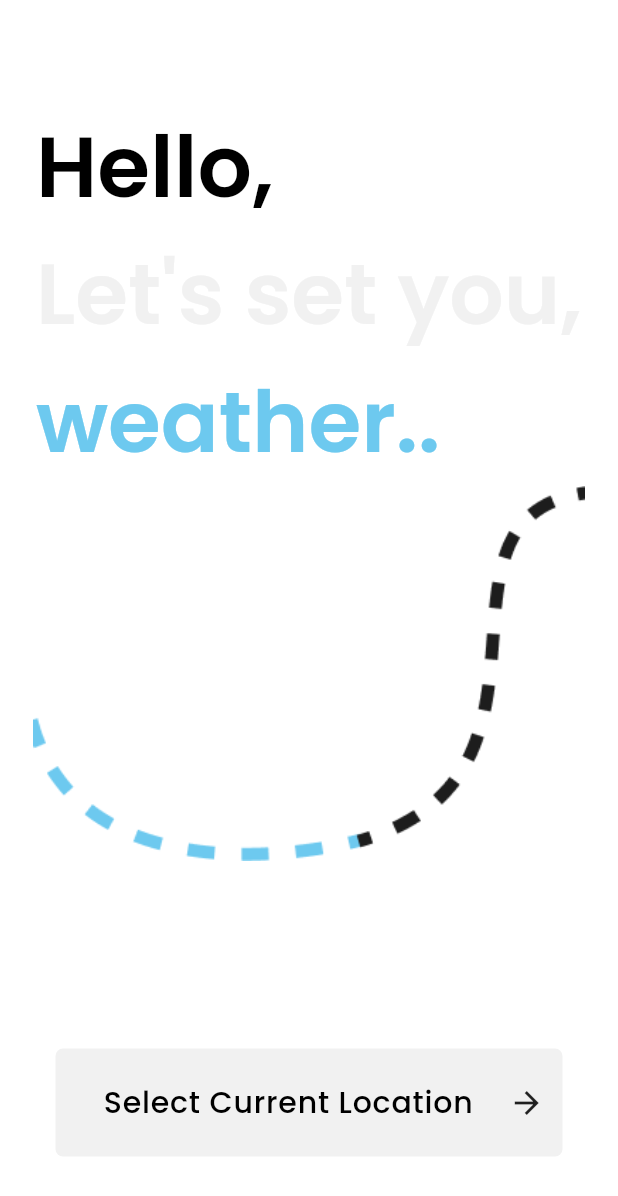
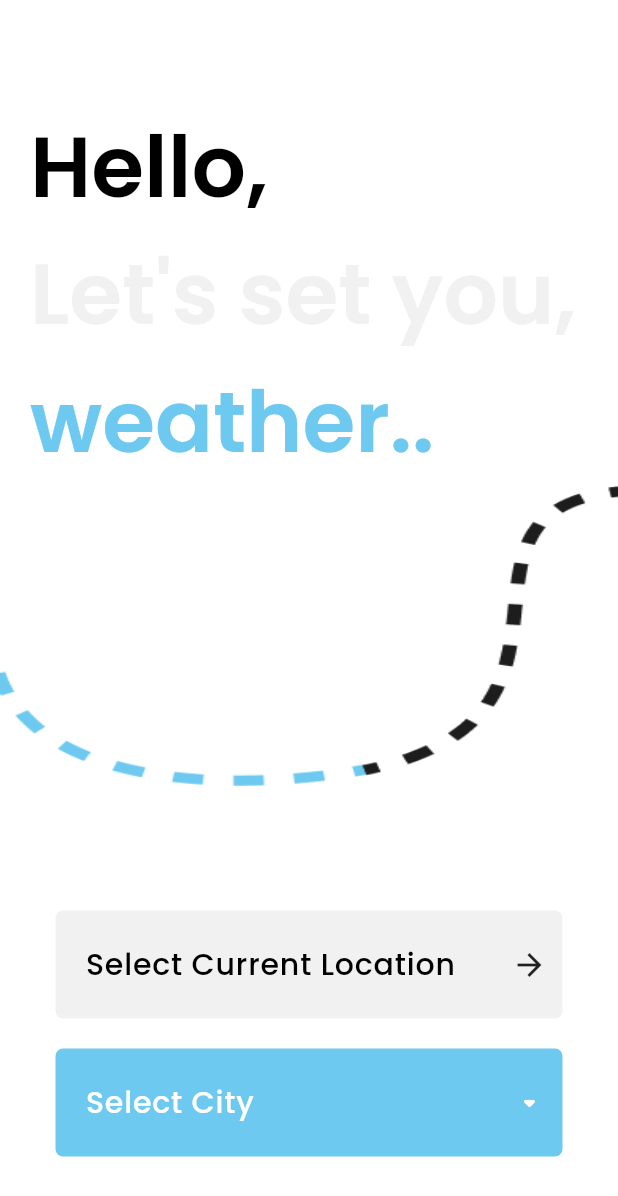
Before and after one commit to m-ammar-p/hackathon, a Flutter app: the screen it shows after launch, on a phone screen of 412 x 824 dp. Shown: the top 1196 px of the screen. Run offline on Flutter 3.47's test engine with Material 2 defaults, Android fonts, the phone set to English and light mode, and no system bars; our stand-ins replace google_fonts, stacked, stacked_core, stacked_services.

Commit message:
Added select city button on landing page

```diff
--- a/lib/services/api_response.dart
+++ b/lib/services/api_response.dart
@@ -2,6 +2,7 @@ import 'dart:convert';
 
 import 'package:hackathon/constants/api/api_url.dart';
 import 'package:hackathon/models/ap_response.dart';
+import 'package:hackathon/models/global_class.dart';
 import 'package:http/http.dart' as http;
 
 class ApiResponseService {
@@ -23,6 +24,7 @@ class ApiResponseService {
       APIResponse.fromJson(decodedJson);
 
      print(temparature);
+      GlobalClass.cityName = "London";
        return _apiResponse;
     } catch (e) {
       throw e.toString();
--- a/lib/shared/widgets/app_button.dart
+++ b/lib/shared/widgets/app_button.dart
@@ -5,12 +5,19 @@ class AppButton extends StatelessWidget {
   final String text;
   final VoidCallback onTap;
   final bool? isLoading;
+  Color? backgroundColor;
+  Icon icon;
+  TextStyle? style;
 
-  const AppButton({
+   AppButton({
     Key? key,
     required this.text,
     required this.onTap,
     this.isLoading,
+     this.backgroundColor,
+     required this.icon,
+     this.style,
+
   }) : super(key: key);
 
   @override
@@ -23,7 +30,7 @@ class AppButton extends StatelessWidget {
         alignment: Alignment.centerLeft,
         height: 72,
         decoration: BoxDecoration(
-          color: appGreyColor,
+          color: this.backgroundColor ?? appGreyColor,
           borderRadius: BorderRadius.circular(5),
         ),
         child: isLoading == true
@@ -35,15 +42,18 @@ class AppButton extends StatelessWidget {
                   ),
                 ),
               )
-            : Row(
-                mainAxisAlignment: MainAxisAlignment.spaceAround,
+            : Padding(
+              padding: const EdgeInsets.only(right: 10),
+              child: Row(
+                  mainAxisAlignment: MainAxisAlignment.spaceBetween,
                   children: [
                     Text(
                       text,
-                    style: heading6,
+                      style: this.style ?? heading6,
                     ),
-                  Icon(Icons.arrow_forward)
+                      this.icon
                   ],
+                ),
             ),
       ),
     );
--- a/lib/views/landing/landing_view.dart
+++ b/lib/views/landing/landing_view.dart
@@ -2,6 +2,7 @@ import 'package:flutter/material.dart';
 import 'package:flutter/src/widgets/framework.dart';
 import 'package:hackathon/shared/assets/assets_path.dart';
 import 'package:hackathon/shared/widgets/app_button.dart';
+import 'package:hackathon/utils/helper.dart';
 import 'package:hackathon/views/landing/landing_view_model.dart';
 import 'package:stacked/stacked.dart';
 
@@ -13,11 +14,11 @@ class LandingView extends ViewModelBuilderWidget<LandingViewModel> {
       BuildContext context, LandingViewModel viewModel, Widget? child) {
     return Scaffold(
       backgroundColor: appWhiteColor,
-      body: Container(
-        child: Column(
+      body: Column(
+        crossAxisAlignment: CrossAxisAlignment.start,
         children: [
           Padding(
-              padding: const EdgeInsets.only(top: 68, left: 10, right: 10),
+            padding: const EdgeInsets.only(top: 68, left: 20, right: 20),
             child: Column(
               crossAxisAlignment: CrossAxisAlignment.start,
               children: [
@@ -34,17 +35,19 @@ class LandingView extends ViewModelBuilderWidget<LandingViewModel> {
                   "weather..",
                   style: heading2,
                 ),
+
+              ],
+            ),
+          ),
           SizedBox(
             height: 1,
           ),
-                ],
-              ),
-            ),
-
           // Doted Image
           Image.asset(
             Assets.dotedLines,
-              height: 250,
+            height: 200,
+            width: screenWidth(context),
+            fit: BoxFit.fill,
           ),
 
           Spacer(),
@@ -53,12 +56,16 @@ class LandingView extends ViewModelBuilderWidget<LandingViewModel> {
                 top: 10, left: 20, right: 20, bottom: 53),
             child: Column(
               children: [
-                  AppButton(text: "Select Current Location", onTap: () => viewModel.navigateToHomePage()),
+                AppButton(text: "Select Current Location", icon: Icon(Icons.arrow_forward), onTap: () => viewModel.navigateToHomePage()),
+                SizedBox(height: 20,),
+                AppButton(text: "Select City",
+                    backgroundColor: appBlueColor,
+                    style: heading6.copyWith(color: Colors.white),
+                    icon: Icon(Icons.arrow_drop_down_rounded, color: Colors.white,),onTap: () => viewModel.navigateToCityPage()),
               ],
             ),
           ),
         ],
-        ),
       ),
     );
   }
```
Also changed, not shown: lib/shared/styles/styles.dart (+5 -5 lines), lib/views/home/home_view.dart (+41 -9 lines), lib/views/home/home_view_model.dart (+15 -6 lines), 1 other file. Lines whose indentation alone changed are shown as unchanged.
